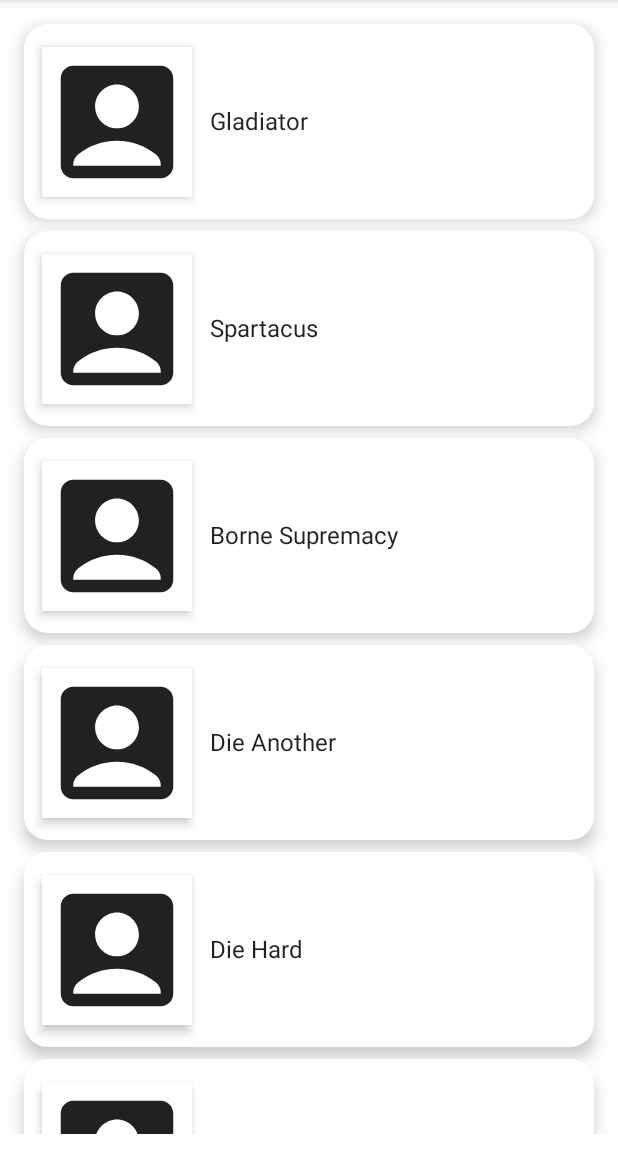
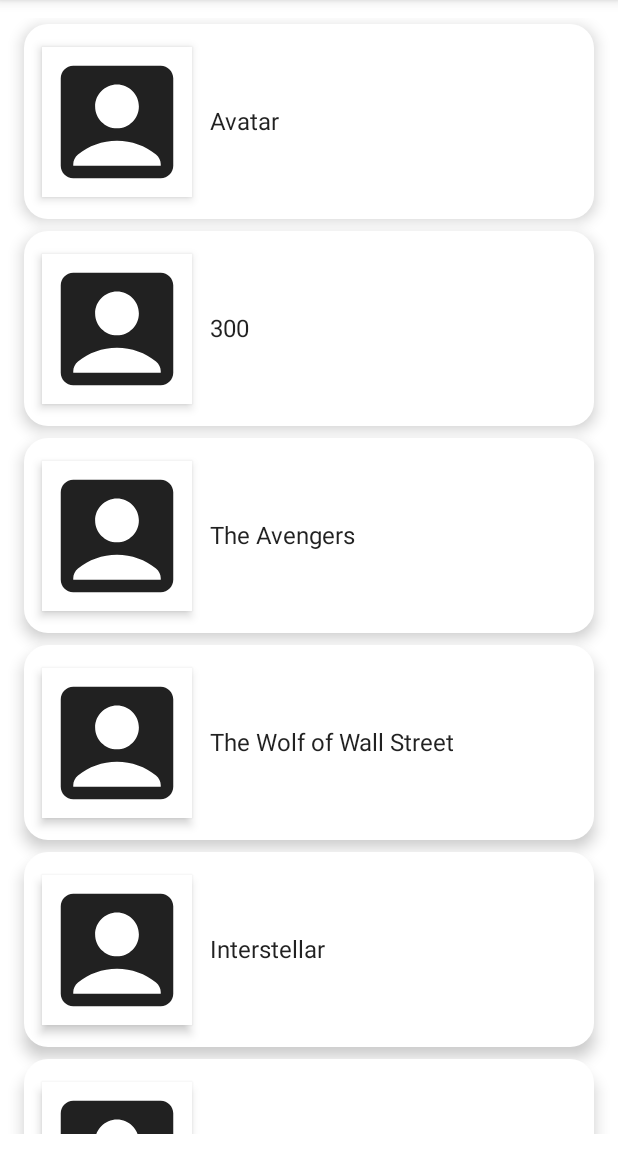
Before and after one commit to aghos4306/jetpackComposeMovieApp, an Android app built with Jetpack Compose: the screen it shows after launch (MainActivity), on a phone screen of 412 x 824 dp, the part 84-1236 px from its top. Run offline under Robolectric (Android 15) with nearby library versions, the phone set to English and light mode, and no system bars.

```diff
--- a/app/src/main/java/com/aghogho/movieapp/MainActivity.kt
+++ b/app/src/main/java/com/aghogho/movieapp/MainActivity.kt
@@ -20,6 +20,7 @@ import androidx.compose.ui.graphics.Color
 import androidx.compose.ui.graphics.RectangleShape
 import androidx.compose.ui.tooling.preview.Preview
 import androidx.compose.ui.unit.dp
+import com.aghogho.movieapp.model.MovieData
 import com.aghogho.movieapp.navigation.MovieNavigation
 import com.aghogho.movieapp.ui.theme.MovieappTheme
 
@@ -42,39 +43,39 @@ fun MyApp(content: @Composable () -> Unit) {
 }
 
 
-@Composable
-fun MovieRow(movie: String, onItemClicked: (String) -> Unit = {}) {
-    Card(
-        modifier = Modifier
-            .padding(4.dp)
-            .fillMaxWidth()
-            .height(130.dp)
-            .clickable {
-                onItemClicked(movie)
-            },
-            shape = RoundedCornerShape(corner = CornerSize(16.dp)),
-            elevation = 6.dp
-    ) {
-        Row(
-            verticalAlignment = Alignment.CenterVertically,
-            horizontalArrangement = Arrangement.Start
-        ) {
-            Surface(
-                modifier = Modifier
-                    .padding(12.dp)
-                    .size(100.dp),
-                    shape = RectangleShape,
-                    elevation = 4.dp
-            ) {
-               Icon(
-                   imageVector = Icons.Default.AccountBox,
-                   contentDescription = "Movie Image"
-               )
-            }
-            Text(text = movie)
-        }
-    }
-}
+//@Composable
+//fun MovieRow(movie: MovieData, onItemClicked: (String) -> Unit = {}) {
+//    Card(
+//        modifier = Modifier
+//            .padding(4.dp)
+//            .fillMaxWidth()
+//            .height(130.dp)
+//            .clickable {
+//                onItemClicked(movie.id)
+//            },
+//            shape = RoundedCornerShape(corner = CornerSize(16.dp)),
+//            elevation = 6.dp
+//    ) {
+//        Row(
+//            verticalAlignment = Alignment.CenterVertically,
+//            horizontalArrangement = Arrangement.Start
+//        ) {
+//            Surface(
+//                modifier = Modifier
+//                    .padding(12.dp)
+//                    .size(100.dp),
+//                    shape = RectangleShape,
+//                    elevation = 4.dp
+//            ) {
+//               Icon(
+//                   imageVector = Icons.Default.AccountBox,
+//                   contentDescription = "Movie Image"
+//               )
+//            }
+//            Text(text = movie.title)
+//        }
+//    }
+//}
 
 @Preview(showBackground = true)
 @Composable
--- a/app/src/main/java/com/aghogho/movieapp/screens/home/HomeScreen.kt
+++ b/app/src/main/java/com/aghogho/movieapp/screens/home/HomeScreen.kt
@@ -13,8 +13,10 @@ import androidx.compose.ui.Modifier
 import androidx.compose.ui.graphics.Color
 import androidx.compose.ui.unit.dp
 import androidx.navigation.NavController
-import com.aghogho.movieapp.MovieRow
+import com.aghogho.movieapp.model.MovieData
+import com.aghogho.movieapp.model.getMovies
 import com.aghogho.movieapp.navigation.MovieScreens
+import com.aghogho.movieapp.widgets.MovieRow
 
 @Composable
 fun HomeScreen(navController: NavController) {
@@ -35,17 +37,7 @@ fun HomeScreen(navController: NavController) {
 @Composable
 fun MainContent(
     navController: NavController,
-    movieList: List<String> = listOf(
-        "Gladiator",
-        "Spartacus",
-        "Borne Supremacy",
-        "Die Another",
-        "Die Hard",
-        "Suits",
-        "Lady in Red",
-        "Dracula",
-        "Mr and Mrs Smith"
-    )
+    movieList: List<MovieData> = getMovies()
 ) {
     Column(
         modifier = Modifier
--- /dev/null
+++ b/app/src/main/java/com/aghogho/movieapp/widgets/Widgets.kt
@@ -0,0 +1,52 @@
+package com.aghogho.movieapp.widgets
+
+import androidx.compose.foundation.clickable
+import androidx.compose.foundation.layout.*
+import androidx.compose.foundation.shape.CornerSize
+import androidx.compose.foundation.shape.RoundedCornerShape
+import androidx.compose.material.Card
+import androidx.compose.material.Icon
+import androidx.compose.material.Surface
+import androidx.compose.material.Text
+import androidx.compose.material.icons.Icons
+import androidx.compose.material.icons.filled.AccountBox
+import androidx.compose.runtime.Composable
+import androidx.compose.ui.Alignment
+import androidx.compose.ui.Modifier
+import androidx.compose.ui.graphics.RectangleShape
+import androidx.compose.ui.unit.dp
+import com.aghogho.movieapp.model.MovieData
+
+@Composable
+fun MovieRow(movie: MovieData, onItemClicked: (String) -> Unit = {}) {
+    Card(
+        modifier = Modifier
+            .padding(4.dp)
+            .fillMaxWidth()
+            .height(130.dp)
+            .clickable {
+                onItemClicked(movie.id)
+            },
+        shape = RoundedCornerShape(corner = CornerSize(16.dp)),
+        elevation = 6.dp
+    ) {
+        Row(
+            verticalAlignment = Alignment.CenterVertically,
+            horizontalArrangement = Arrangement.Start
+        ) {
+            Surface(
+                modifier = Modifier
+                    .padding(12.dp)
+                    .size(100.dp),
+                shape = RectangleShape,
+                elevation = 4.dp
+            ) {
+                Icon(
+                    imageVector = Icons.Default.AccountBox,
+                    contentDescription = "Movie Image"
+                )
+            }
+            Text(text = movie.title)
+        }
+    }
+}
```
Also changed, not shown: app/src/main/java/com/aghogho/movieapp/navigation/MovieNavigation.kt (+16 -1 lines).
